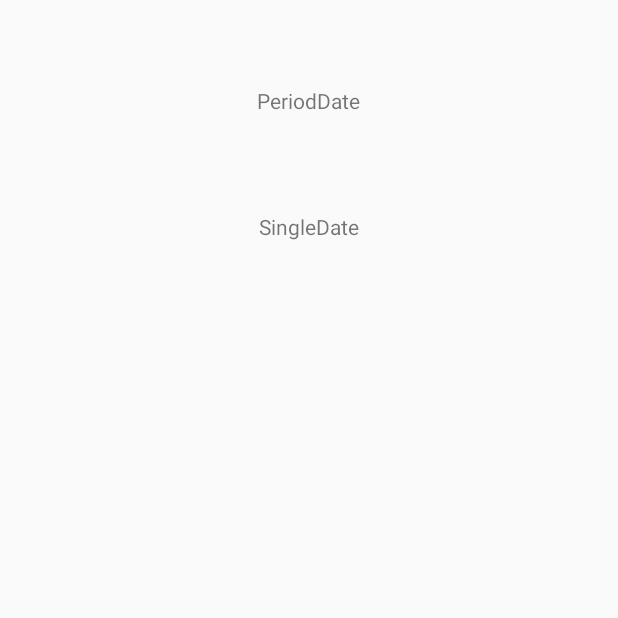
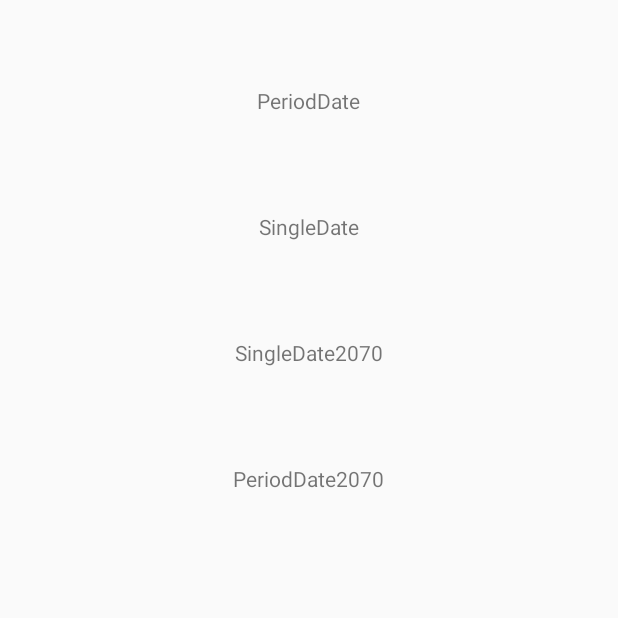
Before and after one commit to TaxcomCompany/CalendarLibrary, an Android app: the screen it shows after launch (MainActivity), on a phone screen of 412 x 824 dp, the top half of it. Before the commit the part shown is almost empty. Run offline under Robolectric (Android 15) with nearby library versions, the phone set to English and light mode, and no system bars; our stand-ins replace ButterKnife.

Commit message:
PERSPECT-38308 сделал возможность выбора будущих дней

```diff
--- a/app/src/main/res/layout/activity_main.xml
+++ b/app/src/main/res/layout/activity_main.xml
@@ -24,4 +24,22 @@
         android:padding="7dp"
         android:text="SingleDate" />
 
+    <TextView
+        android:id="@+id/single_date2070"
+        android:layout_width="wrap_content"
+        android:layout_height="wrap_content"
+        android:layout_gravity="center_horizontal"
+        android:layout_marginTop="50dp"
+        android:padding="7dp"
+        android:text="SingleDate2070" />
+
+    <TextView
+        android:id="@+id/period_date2070"
+        android:layout_width="wrap_content"
+        android:layout_height="wrap_content"
+        android:layout_gravity="center_horizontal"
+        android:layout_marginTop="50dp"
+        android:padding="7dp"
+        android:text="PeriodDate2070" />
+
 </LinearLayout>
--- a/calendarlibrary/src/main/java/ru/taxcom/mobile/android/calendarlibrary/presentetion/presener/DateRangePresenter.java
+++ b/calendarlibrary/src/main/java/ru/taxcom/mobile/android/calendarlibrary/presentetion/presener/DateRangePresenter.java
@@ -9,7 +9,7 @@ import ru.taxcom.mobile.android.calendarlibrary.model.PickerModel;
 import ru.taxcom.mobile.android.calendarlibrary.views.DateRangePickerView;
 
 public interface DateRangePresenter {
-    void initialization(@PickerMode int mode, long beginDate, long endDate, int maxRange);
+    void initialization(@PickerMode int mode, long beginDate, long endDate, int maxRange, boolean tomorrowIsBorder);
 
     void bindView(DateRangePickerView view);
 
```
Also changed, not shown: app/src/main/java/ru/taxcom/mobile/android/MainActivity.java (+30 -2 lines), calendarlibrary/src/main/java/ru/taxcom/mobile/android/calendarlibrary/presentetion/implemenattion/DateRangePresenterImpl.java (+6 -4 lines), calendarlibrary/src/main/java/ru/taxcom/mobile/android/calendarlibrary/util/DatePickerValidation.java (+13 -8 lines), calendarlibrary/src/main/java/ru/taxcom/mobile/android/calendarlibrary/views/DateRangePickerActivity.java (+6 -2 lines).
